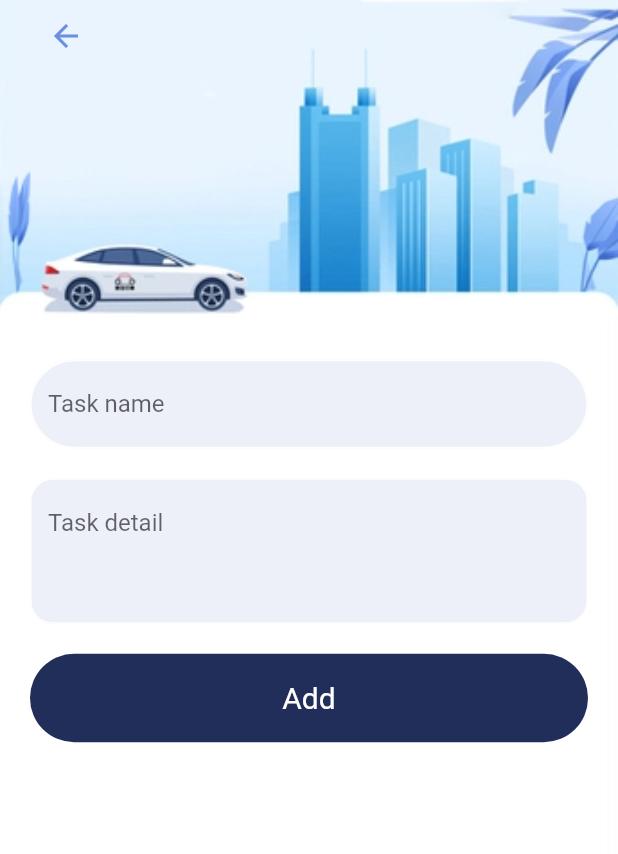
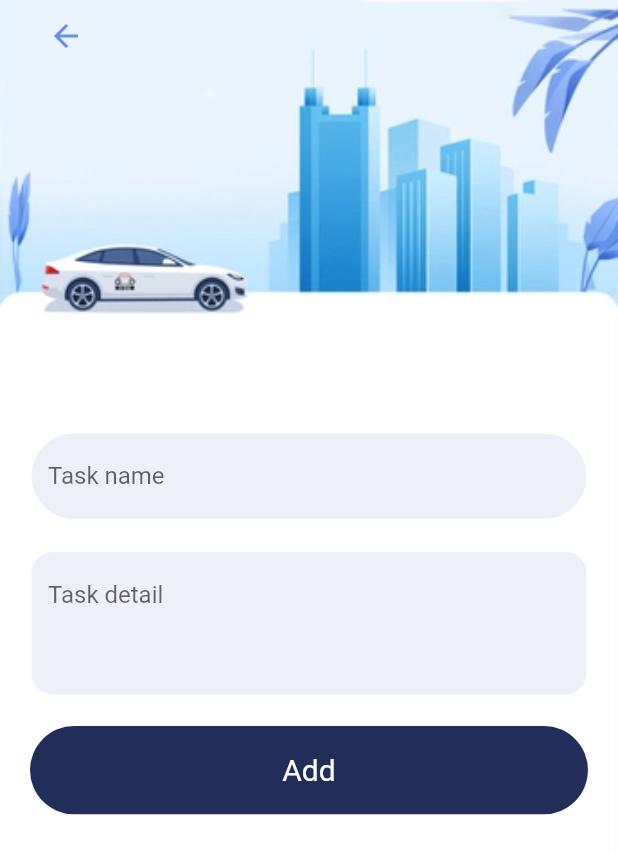
Before and after one commit to kibagendi20/taskmanagement_app, a Flutter app: the screen it shows after launch, on a phone screen of 412 x 824 dp. Shown: the top 854 px of the screen. Run offline on Flutter 3.47's test engine with Material 2 defaults, Android fonts, the light colour scheme and no system bars.

```diff
--- a/lib/screens/add_task.dart
+++ b/lib/screens/add_task.dart
@@ -53,7 +53,7 @@ class AddTask extends StatelessWidget {
             ],
           ),
           SizedBox(
-            height: MediaQuery.of(context).size.height/6,
+            height: MediaQuery.of(context).size.height/20,
           )
         ],
       ),
```
